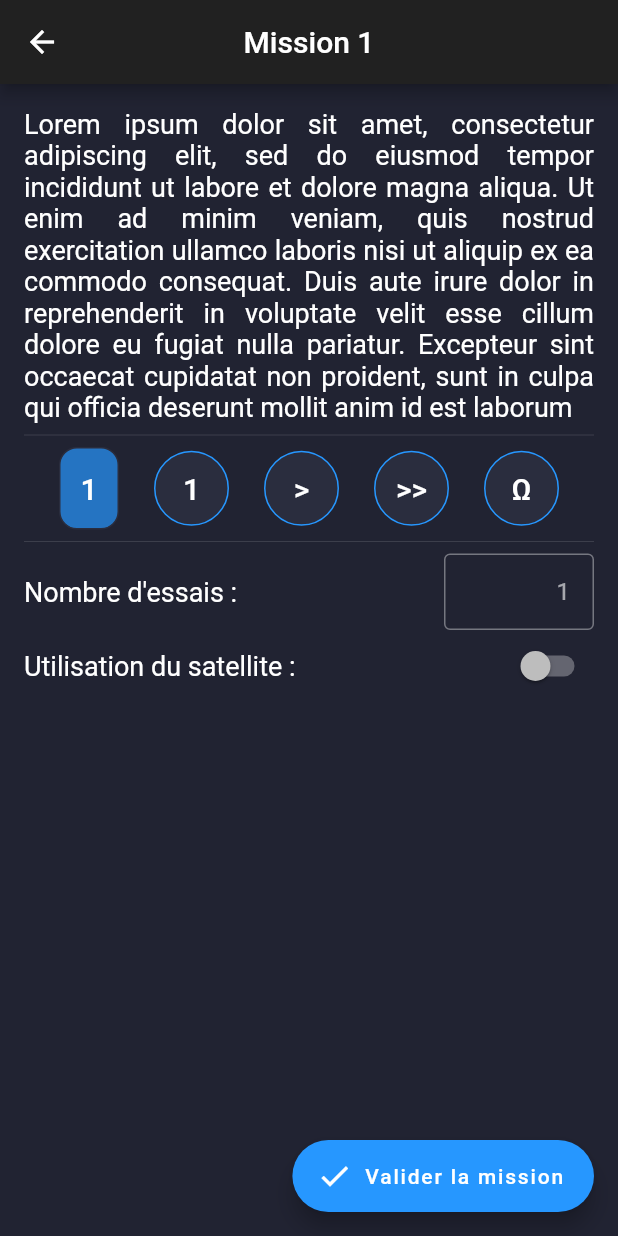
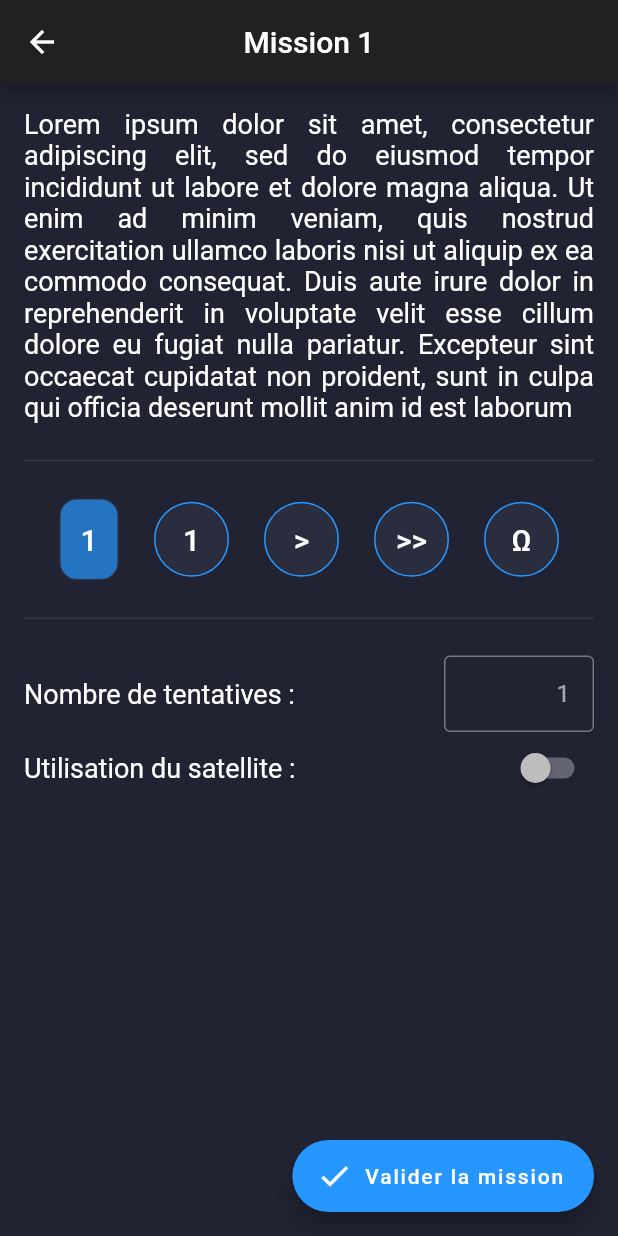
Before and after one commit to JoshuaArus/the_crew_companion, a Flutter app: the PlayGame screen opened directly with empty values, on a phone screen of 412 x 824 dp. Run offline on Flutter 3.47's test engine with Material 2 defaults, Android fonts, the phone set to English and light mode, and no system bars; our stand-ins replace shared_preferences; missing offline and left inert: confirm_dialog; accounts and stored records are empty.

Commit message:
Cosmetique + wording + code cleaning

```diff
--- a/lib/views/components/playGameComponents.dart
+++ b/lib/views/components/playGameComponents.dart
@@ -22,7 +22,9 @@ class MissionDescription extends StatelessWidget {
           mission.description,
           textAlign: TextAlign.justify,
         ),
-        Divider(),
+        Divider(
+          height: 50,
+        ),
         MissionAims(currentMission: mission)
       ],
     );
--- a/lib/views/components/teamListComponents.dart
+++ b/lib/views/components/teamListComponents.dart
@@ -1,8 +1,5 @@
 import "package:flutter/material.dart";
 import 'package:the_crew_companion/entities/team.dart';
-
-import '../../constant.dart';
-
 
 class TeamName extends StatelessWidget {
   const TeamName({
--- a/lib/views/playGame.dart
+++ b/lib/views/playGame.dart
@@ -60,17 +60,19 @@ class PlayGameState extends State<PlayGame> {
         centerTitle: true,
       ),
       body: SingleChildScrollView(
-        padding: EdgeInsets.all(defaultPadding),
+        padding: EdgeInsets.fromLTRB(defaultPadding, defaultPadding, defaultPadding, 100),
         child: Column(
           children: [
             MissionDescription(mission: currentMission),
-            Divider(),
+            Divider(
+              height: 50,
+            ),
             Column(
               children: [
                 Row(
                   mainAxisAlignment: MainAxisAlignment.spaceBetween,
                   children: [
-                    Text("Nombre d'essais : "),
+                    Text("Nombre de tentatives : "),
                     Container(
                         width: 100,
                         child: TextField(
```
